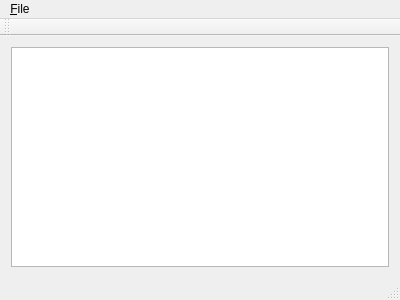
Qt form sources/gui.ui (kchen29/GraphicsToMusicXML) before a commit.
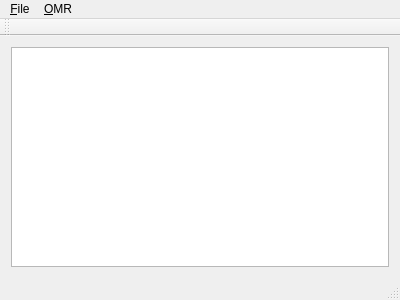
The same form after that commit.

Commit message: put OMR stub

```diff
--- a/sources/gui.ui
+++ b/sources/gui.ui
@@ -26,7 +26,7 @@
      <x>0</x>
      <y>0</y>
      <width>400</width>
-     <height>22</height>
+     <height>23</height>
     </rect>
    </property>
    <widget class="QMenu" name="menu_File">
@@ -36,7 +36,14 @@
     <addaction name="action_Open_File"/>
     <addaction name="action_Export_Music_XML"/>
    </widget>
+   <widget class="QMenu" name="menuOMR">
+    <property name="title">
+     <string>&amp;OMR</string>
+    </property>
+    <addaction name="action_Run_OMR"/>
+   </widget>
    <addaction name="menu_File"/>
+   <addaction name="menuOMR"/>
   </widget>
   <widget class="QToolBar" name="mainToolBar">
    <attribute name="toolBarArea">
```
Left out of the diff: 5 changed lines with no effect on the pictures. The commit also changes 2 other files.
